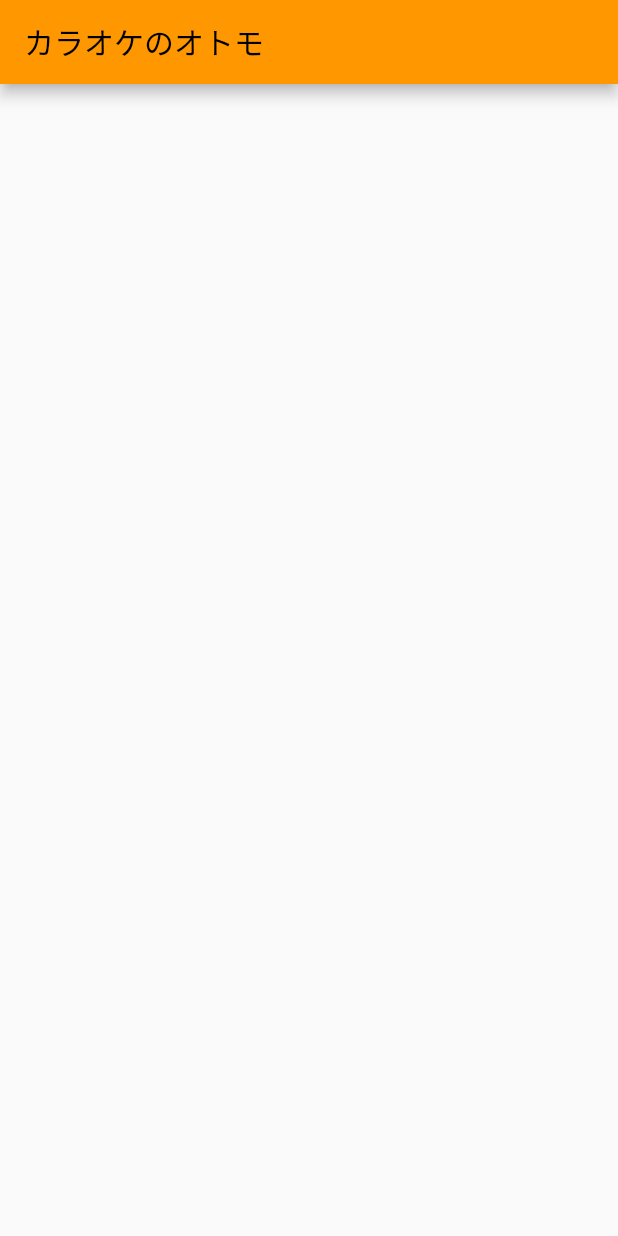
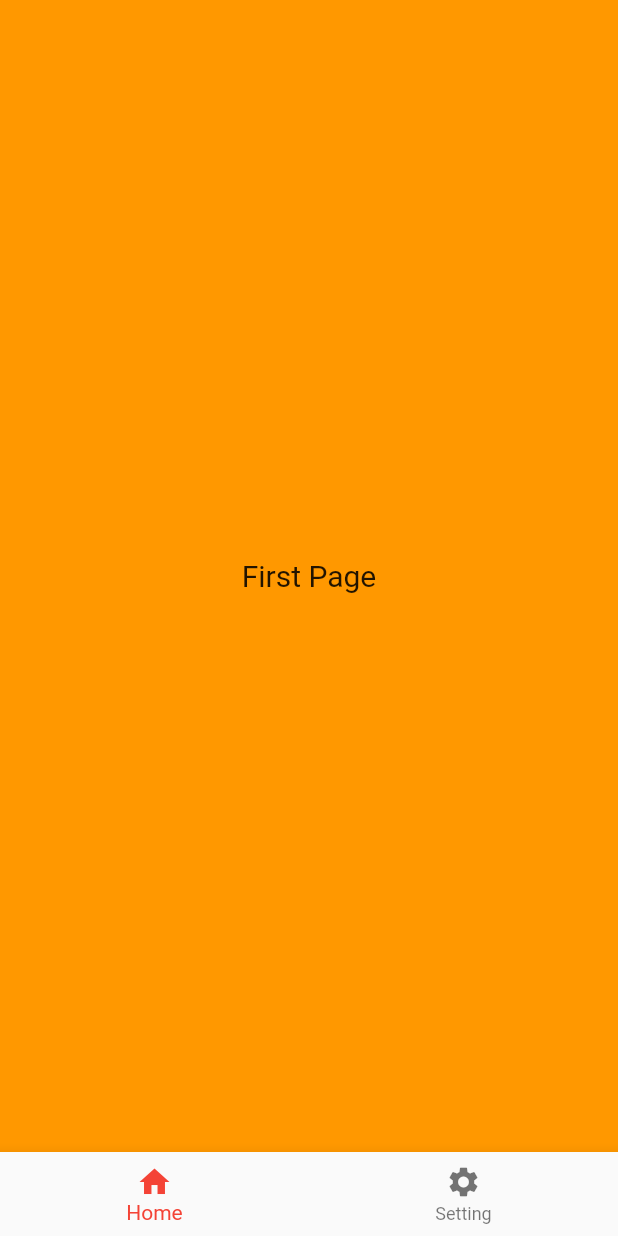
Before and after one commit to StylishBoys/karaoke_list_app, a Flutter app: the screen it shows after launch, on a phone screen of 412 x 824 dp. Run offline on Flutter 3.47's test engine with Material 2 defaults, Android fonts, the phone set to English and light mode, and no system bars.

Commit message:
dairy commit

```diff
--- a/lib/main.dart
+++ b/lib/main.dart
@@ -1,40 +1,80 @@
 import 'package:flutter/material.dart';
-import 'package:karaoke_lost_app/view/home_view';
+import 'package:karaoke_lost_app/settings/theme_settings.dart';
+import 'package:karaoke_lost_app/view/karaoke_list_page.dart';
 
 void main() {
   runApp(MyApp());
 }
 
 class MyApp extends StatelessWidget {
-
   @override
   Widget build(BuildContext context) {
     return MaterialApp(
       debugShowCheckedModeBanner: false,
       title: 'カラオケのオトモ',
       theme: ThemeData(
-        primarySwatch: Colors.orange,
+        primarySwatch: Colors.red,
       ),
-      home: MainPage(),
+      home: TabPage(),
     );
   }
 }
 //最初に表示する画面
-class MainPage extends StatelessWidget {
-
+class FirstPage extends StatelessWidget {
   @override
   Widget build(BuildContext context) {
-    return Scaffold(
-      appBar: AppBar(title:const Text("カラオケのオトモ")),
-      body: Container(
-        child: Column(
-          children: [
-            Container(),
-            Container(),
-            Container(),
-          ],
+    Settings.deviceHeight = MediaQuery.of(context).size.height;
+    Settings.deviceWidth = MediaQuery.of(context).size.width;
+    return const Scaffold(
+      backgroundColor: Colors.orange,
+      body: Center(
+        child: Text(
+          "First Page",
+          style: TextStyle(fontSize: 20),
         ),
       ),
     );
   }
 }
+
+//タブバーを表示するWidget/////////////////////
+class TabPage extends StatefulWidget {
+  @override
+  _TabPageState createState() => _TabPageState();
+}
+
+class _TabPageState extends State<TabPage> {
+  int _selectedIndex = 0;
+
+  static List<Widget> _pageList = [
+    FirstPage(),
+    KaraokeListPage(),
+  ];
+
+  void _onItemTapped(int index) {
+    setState(() {
+      _selectedIndex = index;
+    });
+  }
+
+  @override
+  Widget build(BuildContext context) {
+    return Scaffold(
+      body: _pageList[_selectedIndex],
+      bottomNavigationBar: BottomNavigationBar(
+        items: const <BottomNavigationBarItem>[
+          BottomNavigationBarItem(
+            icon: Icon(Icons.home),
+            title: Text('Home'),
+          ),
+          BottomNavigationBarItem(
+            icon: Icon(Icons.settings),
+            title: Text('Setting'),
+          ),
+        ],
+        currentIndex: _selectedIndex,
+        onTap: _onItemTapped,
+      ),
+    );
+  }
+}
--- a/lib/settings/theme_settings.dart
+++ b/lib/settings/theme_settings.dart
@@ -6,4 +6,7 @@ class Settings {
   static const Color appBarColor = Color(0xffffffff);
 
   static const Color textColor = Color(0xff333333);
+
+  static double deviceHeight = 0;
+ static double deviceWidth = 0;
 }
--- a/pubspec.yaml
+++ b/pubspec.yaml
@@ -34,6 +34,7 @@ dependencies:
   # The following adds the Cupertino Icons font to your application.
   # Use with the CupertinoIcons class for iOS style icons.
   cupertino_icons: ^1.0.2
+  provider: ^6.0.1
 
 dev_dependencies:
   flutter_test:
```
Also changed, not shown: lib/view/karaoke_list_page.dart (added, +53 -0 lines), pubspec.lock.
